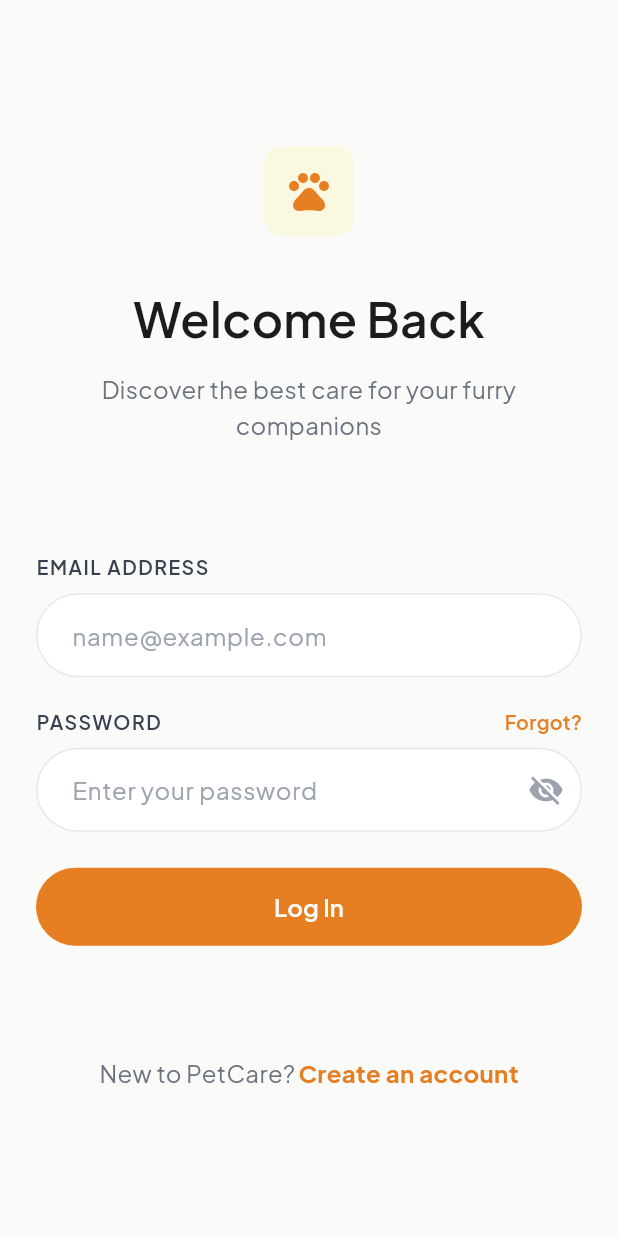
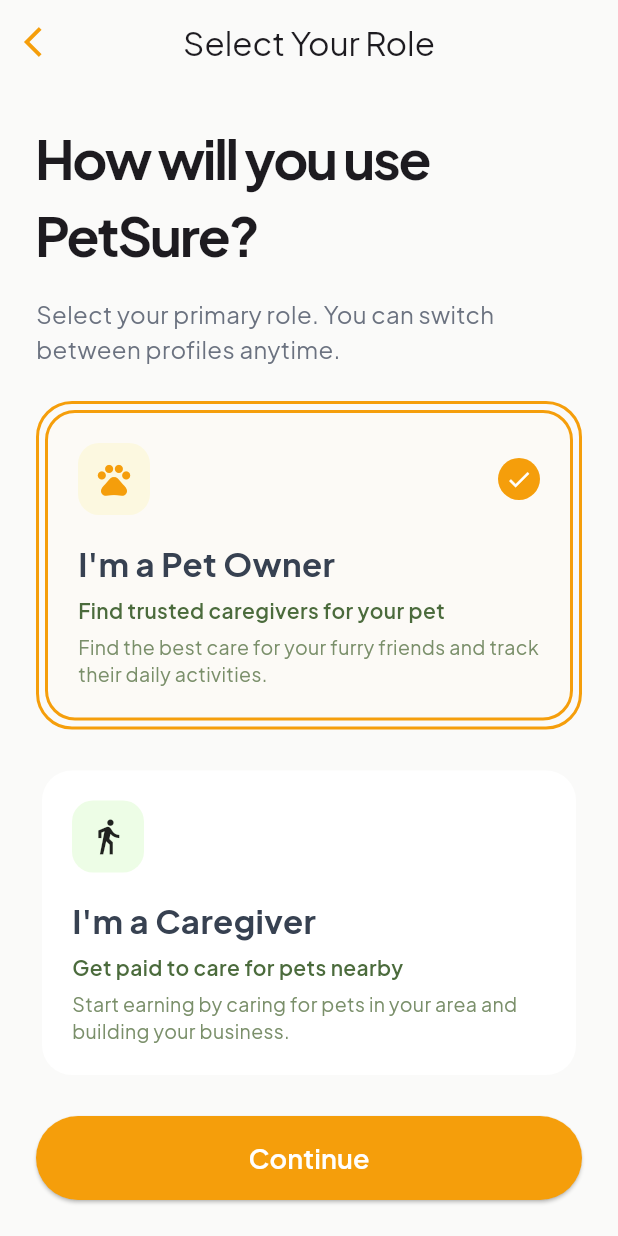
Before and after one commit to kalviumcommunity/S53-Jan2026-S53-Team-01-Flutter-Firebase-PetSure, a Flutter app: the screen it shows after launch, after a tap on "Log In", on a phone screen of 412 x 824 dp. Run offline on Flutter 3.47's test engine with Material 3 defaults, Android fonts, the phone set to English and light mode, and no system bars.

Commit message:
feat: Role Selection UI

```diff
--- a/pet_sure/lib/core/app_theme.dart
+++ b/pet_sure/lib/core/app_theme.dart
@@ -9,7 +9,8 @@ class AppTheme {
   // Text       → #374151
   // Hint       → #9CA3AF
   // Border     → #E5E7EB
-  static const Color primaryOrange = Color(0xFFE67E22);
+  // static const Color primaryOrange = Color(0xFFE67E22);
+  static const Color primaryOrange = Color(0xFFF59E0B);
   static const Color primaryGray = Color(0xFF374151);
   static const Color secondaryGray = Color(0xFF6B7280);
   static const Color tertiaryGray = Color(0xFF9CA3AF);
--- a/pet_sure/lib/screens/login_screen.dart
+++ b/pet_sure/lib/screens/login_screen.dart
@@ -1,5 +1,6 @@
 import 'package:flutter/material.dart';
 import 'package:pet_sure/core/app_theme.dart';
+import 'package:pet_sure/screens/role_selection_screen.dart';
 
 class LoginScreen extends StatelessWidget {
   const LoginScreen({super.key});
@@ -81,7 +82,7 @@ class LoginScreen extends StatelessWidget {
                         fontWeight: FontWeight.bold,
                       ),
                     ),
-                  )
+                  ),
                 ],
               ),
             ],
@@ -223,7 +224,10 @@ class _LoginFormState extends State<LoginForm> {
           height: 52,
           child: ElevatedButton(
             onPressed: () {
-              // TODO: handle login later
+              Navigator.pushReplacement(
+                context,
+                MaterialPageRoute(builder: (_) => const RoleSelectionScreen()),
+              );
             },
             style: ElevatedButton.styleFrom(
               backgroundColor: AppTheme.primaryOrange,
--- /dev/null
+++ b/pet_sure/lib/screens/role_selection_screen.dart
@@ -0,0 +1,346 @@
+import 'dart:developer';
+
+import 'package:flutter/material.dart';
+import 'package:pet_sure/core/app_theme.dart';
+
+class RoleSelectionScreen extends StatelessWidget {
+  const RoleSelectionScreen({super.key});
+
+  @override
+  Widget build(BuildContext context) {
+    return Scaffold(
+      backgroundColor: AppTheme.background,
+      appBar: AppBar(
+        leading: IconButton(
+          onPressed: () {
+            Navigator.pop(context);
+          },
+          color: AppTheme.primaryOrange,
+          icon: const Icon(Icons.arrow_back_ios),
+        ),
+        title: const Text('Select Your Role'),
+        centerTitle: true,
+        backgroundColor: AppTheme.background,
+      ),
+      body: SafeArea(
+        child: Padding(
+          padding: const EdgeInsets.all(24),
+          child: Column(
+            mainAxisAlignment: MainAxisAlignment.spaceBetween,
+            children: [
+              Column(
+                children: [
+                  Text(
+                    'How will you use PetSure?',
+                    style: TextStyle(
+                      fontSize: 36,
+                      letterSpacing: -1.5,
+                      fontWeight: FontWeight.w700,
+                      // color: AppTheme.primaryOrange
+                    ),
+                  ),
+
+                  const SizedBox(height: 16),
+
+                  const Text(
+                    'Select your primary role. You can switch between profiles anytime.',
+                    style: TextStyle(
+                      fontSize: 16,
+                      color: AppTheme.secondaryGray,
+                    ),
+                  ),
+                ],
+              ),
+              const PetOwnerRoleCard(isSelected: true),
+              // const SizedBox(height: 8),
+              const CareGiverRoleCard(isSelected: false),
+
+              ElevatedButton(
+                onPressed: () {
+                  log("Continue pressed");
+                },
+                style: ElevatedButton.styleFrom(
+                  backgroundColor: AppTheme.primaryOrange,
+                  foregroundColor: Colors.white,
+                  minimumSize: const Size(double.infinity, 56),
+                  shape: RoundedRectangleBorder(
+                    borderRadius: BorderRadius.circular(28),
+                  ),
+                ),
+                child: const Text(
+                  'Continue',
+                  style: TextStyle(fontSize: 18, fontWeight: FontWeight.w600),
+                ),
+              ),
+            ],
+          ),
+        ),
+      ),
+    );
+  }
+}
+
+class PetOwnerRoleCard extends StatelessWidget {
+  final bool isSelected;
+
+  const PetOwnerRoleCard({super.key, required this.isSelected});
+
+  @override
+  Widget build(BuildContext context) {
+    return Container(
+      decoration: BoxDecoration(
+        borderRadius: BorderRadius.circular(24),
+        border: isSelected
+            ? Border.all(color: AppTheme.primaryOrange, width: 2)
+            : null,
+      ),
+      padding: const EdgeInsets.all(4), // 👈 outer border gap
+      child: Container(
+        // height: 160,
+        decoration: BoxDecoration(
+          color: isSelected
+              ? const Color.fromARGB(255, 252, 250, 246)
+              : Colors.white,
+          borderRadius: BorderRadius.circular(20),
+          border: isSelected
+              ? Border.all(color: AppTheme.primaryOrange, width: 2)
+              : null,
+        ),
+        child: Stack(
+          children: [
+            /// BACKGROUND IMAGE (FADED)
+            // Positioned(
+            //   right: 16,
+            //   bottom: 0,
+            //   child: Opacity(
+            //     opacity: 0.15,
+            //     child: Image.asset(
+            //       'assets/BackgroundDog.png',
+            //       height: 120,
+            //     ),
+            //   ),
+            // ),
+
+            /// CONTENT
+            Padding(
+              padding: const EdgeInsets.all(20),
+              child: Column(
+                crossAxisAlignment: CrossAxisAlignment.start,
+                children: [
+                  /// ICON + CHECK
+                  Row(
+                    mainAxisAlignment: MainAxisAlignment.spaceBetween,
+                    children: [
+                      Container(
+                        width: 48,
+                        height: 48,
+                        decoration: BoxDecoration(
+                          color: Colors.yellow.withValues(alpha: 0.12),
+                          borderRadius: BorderRadius.circular(14),
+                        ),
+                        child: const Icon(
+                          Icons.pets,
+                          color: AppTheme.primaryOrange,
+                          size: 26,
+                        ),
+                      ),
+
+                      if (isSelected)
+                        Container(
+                          width: 28,
+                          height: 28,
+                          decoration: const BoxDecoration(
+                            color: AppTheme.primaryOrange,
+                            shape: BoxShape.circle,
+                          ),
+                          child: const Icon(
+                            Icons.check,
+                            size: 18,
+                            color: Colors.white,
+                          ),
+                        ),
+                    ],
+                  ),
+
+                  const SizedBox(height: 16),
+
+                  /// TITLE
+                  const Text(
+                    "I'm a Pet Owner",
+                    style: TextStyle(
+                      fontSize: 22,
+                      fontWeight: FontWeight.w700,
+                      color: AppTheme.primaryGray,
+                    ),
+                  ),
+
+                  const SizedBox(height: 6),
+
+                  /// SUBTITLE
+                  const Text(
+                    'Find trusted caregivers for your pet',
+                    style: TextStyle(
+                      fontSize: 14,
+                      fontWeight: FontWeight.w600,
+                      color: Color(0xFF4B6B3C),
+                    ),
+                  ),
+
+                  const SizedBox(height: 6),
+
+                  /// DESCRIPTION
+                  const Text(
+                    'Find the best care for your furry friends and track their daily activities.',
+                    style: TextStyle(
+                      fontSize: 13,
+                      height: 1.4,
+                      color: Color(0xFF7A8F6A),
+                    ),
+                  ),
+                ],
+              ),
+            ),
+          ],
+        ),
+      ),
+    );
+  }
+}
+
+class CareGiverRoleCard extends StatelessWidget {
+  final bool isSelected;
+
+  const CareGiverRoleCard({super.key, required this.isSelected});
+
+  @override
+  Widget build(BuildContext context) {
+    return Container(
+      decoration: BoxDecoration(
+        borderRadius: BorderRadius.circular(24),
+        border: isSelected
+            ? Border.all(color: AppTheme.primaryOrange, width: 2)
+            : null,
+      ),
+      padding: const EdgeInsets.all(4), // 👈 outer border gap
+      child: Container(
+        // height: 160,
+        decoration: BoxDecoration(
+          color: isSelected
+              ? const Color.fromARGB(255, 252, 250, 246)
+              : Colors.white,
+          borderRadius: BorderRadius.circular(20),
+          border: isSelected
+              ? Border.all(color: AppTheme.primaryOrange, width: 2)
+              : null,
+          boxShadow: isSelected
+              ? [
+                  BoxShadow(
+                    color: AppTheme.primaryOrange.withValues(alpha: 0.2),
+                    blurRadius: 12,
+                    offset: const Offset(0, 6),
+                  ),
+                ]
+              : null,
+        ),
+        child: Stack(
+          children: [
+            /// BACKGROUND IMAGE (FADED)
+            // Positioned(
+            //   right: 16,
+            //   bottom: 0,
+            //   child: Opacity(
+            //     opacity: 0.15,
+            //     child: Image.asset(
+            //       'assets/BackgroundDog.png',
+            //       height: 120,
+            //     ),
+            //   ),
+            // ),
+
+            /// CONTENT
+            Padding(
+              padding: const EdgeInsets.all(20),
+              child: Column(
+                crossAxisAlignment: CrossAxisAlignment.start,
+                children: [
+                  /// ICON + CHECK
+                  Row(
+                    mainAxisAlignment: MainAxisAlignment.spaceBetween,
+                    children: [
+                      Container(
+                        width: 48,
+                        height: 48,
+                        decoration: BoxDecoration(
+                          color: const Color(
+                            0xFF6CEE2B,
+                          ).withValues(alpha: 0.12),
+                          borderRadius: BorderRadius.circular(14),
+                        ),
+                        child: const Icon(
+                          Icons.directions_walk,
+                          // color: AppTheme.primaryOrange,
+                          size: 26,
+                        ),
+                      ),
+
+                      if (isSelected)
+                        Container(
+                          width: 28,
+                          height: 28,
+                          decoration: const BoxDecoration(
+                            color: AppTheme.primaryOrange,
+                            shape: BoxShape.circle,
+                          ),
+                          child: const Icon(
+                            Icons.check,
+                            size: 18,
+                            color: Colors.white,
+                          ),
+                        ),
+                    ],
+                  ),
+
+                  const SizedBox(height: 16),
+
+                  /// TITLE
+                  const Text(
+                    "I'm a Caregiver",
+                    style: TextStyle(
+                      fontSize: 22,
+                      fontWeight: FontWeight.w700,
+                      color: AppTheme.primaryGray,
+                    ),
+                  ),
+
+                  const SizedBox(height: 6),
+
+                  /// SUBTITLE
+                  const Text(
+                    'Get paid to care for pets nearby',
+                    style: TextStyle(
+                      fontSize: 14,
+                      fontWeight: FontWeight.w600,
+                      color: Color(0xFF4B6B3C),
+                    ),
+                  ),
+
+                  const SizedBox(height: 6),
+
+                  /// DESCRIPTION
+                  const Text(
+                    'Start earning by caring for pets in your area and building your business.',
+                    style: TextStyle(
+                      fontSize: 13,
+                      height: 1.4,
+                      color: Color(0xFF7A8F6A),
+                    ),
+                  ),
+                ],
+              ),
+            ),
+          ],
+        ),
+      ),
+    );
+  }
+}
```
Also changed, not shown: pet_sure/assets/BackgroundDog.png (added). Lines whose indentation alone changed are shown as unchanged.
